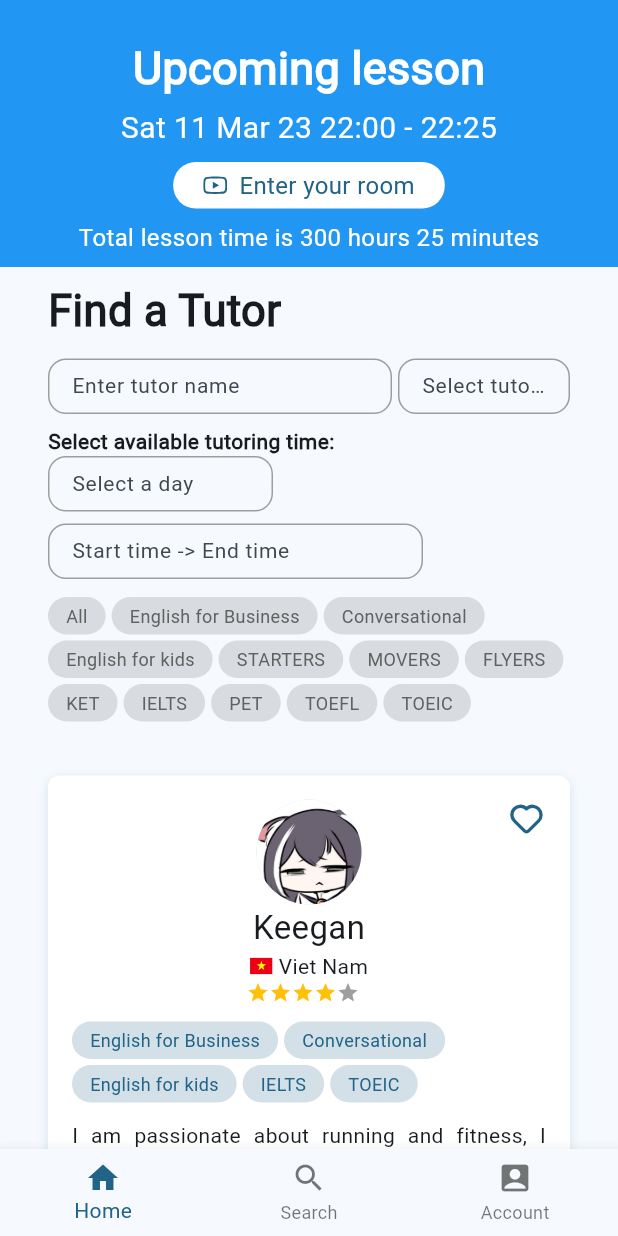
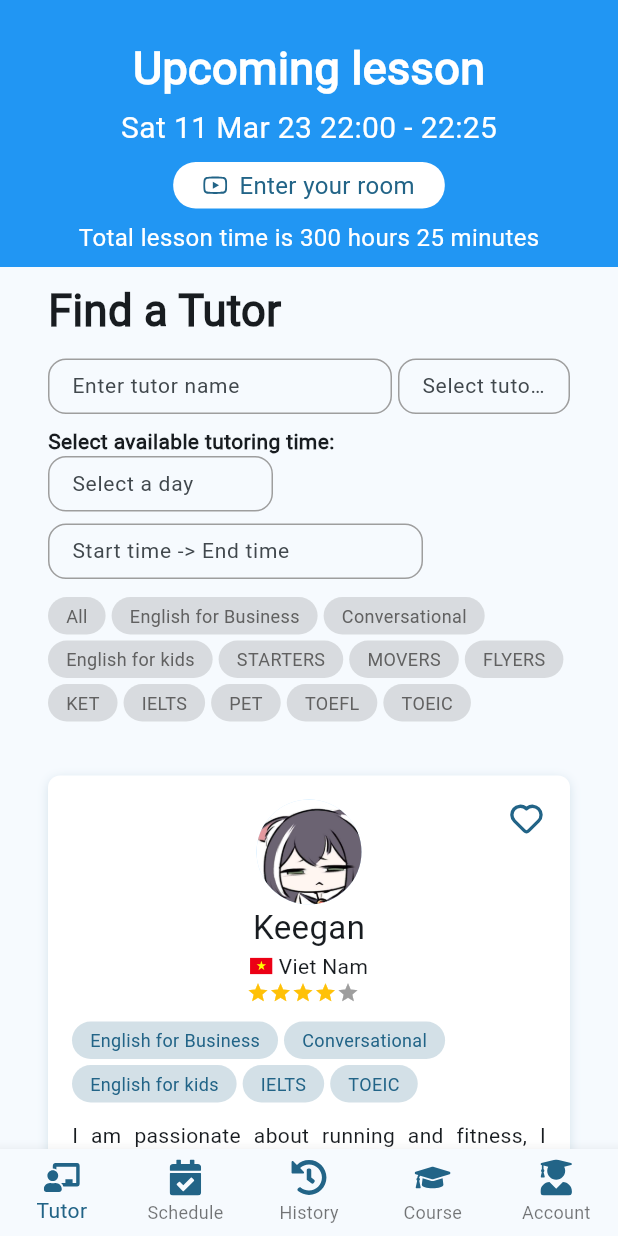
Before and after one commit to Catelt/Our-Tutor, a Flutter app: the screen it shows after launch, on a phone screen of 412 x 824 dp. Run offline on Flutter 3.47's test engine with Material 2 defaults, Android fonts, the phone set to English and light mode, and no system bars; drawn by our look-alikes of flutter_rating_bar; our stand-ins replace bloc, flutter_svg, go_router, video_player.

Commit message:
update bottom navigation

```diff
--- a/lib/app/constants/app_icon.dart
+++ b/lib/app/constants/app_icon.dart
@@ -4,6 +4,12 @@ class AppIcon {
   static const icFb = '$baseUrl/fb.svg';
   static const icGoogle = '$baseUrl/google.svg';
   static const icPhone = '$baseUrl/phone.svg';
+
+  static const icBoardTeacher = '$baseUrl/ic_board_teacher.svg';
+  static const icScheduleCheck = '$baseUrl/ic_schedule_check.svg';
+  static const icHistory = '$baseUrl/ic_history.svg';
+  static const icGraduationCap = '$baseUrl/ic_graduation_cap.svg';
+  static const icUserGraduate = '$baseUrl/ic_user_graduate.svg';
 
   static const icHeart = '$baseUrl/ic_heart.svg';
   static const icSchedule = '$baseUrl/ic_schedule.svg';
--- a/lib/app/features/home/app_scaffold.dart
+++ b/lib/app/features/home/app_scaffold.dart
@@ -1,5 +1,9 @@
 import 'package:flutter/material.dart';
 import 'package:go_router/go_router.dart';
+import 'package:our_tutor/app/constants/app_icon.dart';
+import 'package:our_tutor/app/constants/app_size.dart';
+import 'package:our_tutor/app/features/home/custom_navigation_item.dart';
+import 'package:our_tutor/app/routing/app_routing.dart';
 
 class AppScaffold extends StatefulWidget {
   const AppScaffold({Key? key, required this.child}) : super(key: key);
@@ -11,16 +15,41 @@ class AppScaffold extends StatefulWidget {
 class _AppScaffoldState extends State<AppScaffold> {
   @override
   Widget build(BuildContext context) {
+    final color = Theme.of(context).colorScheme.primary;
     return Scaffold(
       body: widget.child,
       bottomNavigationBar: BottomNavigationBar(
+        showSelectedLabels: true,
+        showUnselectedLabels: true,
+        type: BottomNavigationBarType.fixed,
         currentIndex: _calculateSelectedIndex(context),
         onTap: onTap,
-        items: const [
-          BottomNavigationBarItem(icon: Icon(Icons.home), label: 'Home'),
-          BottomNavigationBarItem(icon: Icon(Icons.search), label: 'Search'),
-          BottomNavigationBarItem(
-              icon: Icon(Icons.account_box), label: 'Account'),
+        items: [
+          CustomNavigationItem(
+            asset: AppIcon.icBoardTeacher,
+            title: 'Tutor',
+            color: color,
+          ),
+          CustomNavigationItem(
+            asset: AppIcon.icScheduleCheck,
+            title: 'Schedule',
+            color: color,
+          ),
+          CustomNavigationItem(
+            asset: AppIcon.icHistory,
+            title: 'History',
+            color: color,
+          ),
+          CustomNavigationItem(
+            asset: AppIcon.icGraduationCap,
+            title: 'Course',
+            color: color,
+          ),
+          CustomNavigationItem(
+            asset: AppIcon.icUserGraduate,
+            title: 'Account',
+            color: color,
+          ),
         ],
       ),
     );
@@ -29,14 +58,21 @@ class _AppScaffoldState extends State<AppScaffold> {
   int _calculateSelectedIndex(BuildContext context) {
     final route = GoRouter.of(context);
     final location = route.location;
+    print(location);
     if (location.startsWith('/tutors')) {
       return 0;
     }
     if (location.startsWith('/courses')) {
       return 1;
     }
+    if (location.startsWith('/courses')) {
+      return 2;
+    }
+    if (location.startsWith('/courses')) {
+      return 3;
+    }
     if (location.startsWith('/signIn')) {
-      return 2;
+      return 4;
     }
     return 0;
   }
@@ -44,13 +80,17 @@ class _AppScaffoldState extends State<AppScaffold> {
   void onTap(int value) {
     switch (value) {
       case 0:
-        return context.go('/tutors');
+        return context.goNamed(AppRoute.tutors.name);
       case 1:
-        return context.go('/courses');
+        return context.goNamed(AppRoute.courses.name);
       case 2:
-        return context.go('/signIn');
+        return context.goNamed(AppRoute.courses.name);
+      case 3:
+        return context.goNamed(AppRoute.courses.name);
+      case 4:
+        return context.goNamed(AppRoute.signIn.name);
       default:
-        return context.go('/');
+        return context.goNamed(AppRoute.tutors.name);
     }
   }
 }
--- /dev/null
+++ b/lib/app/features/home/custom_navigation_item.dart
@@ -0,0 +1,17 @@
+import 'package:flutter/material.dart';
+import 'package:our_tutor/app/common_widgets/svg_widget.dart';
+import 'package:our_tutor/app/constants/app_size.dart';
+
+class CustomNavigationItem extends BottomNavigationBarItem {
+  CustomNavigationItem({
+    required String asset,
+    required String title,
+    Color? color,
+  }) : super(
+            label: title,
+            icon: SvgWidget(
+              assetName: asset,
+              color: color,
+              size: Sizes.p24,
+            ));
+}
```
Also changed, not shown: assets/images/ic_board_teacher.svg (added), assets/images/ic_graduation_cap.svg (added), assets/images/ic_history.svg (added), assets/images/ic_schedule_check.svg (added), assets/images/ic_user_graduate.svg (added), 3 other files.
